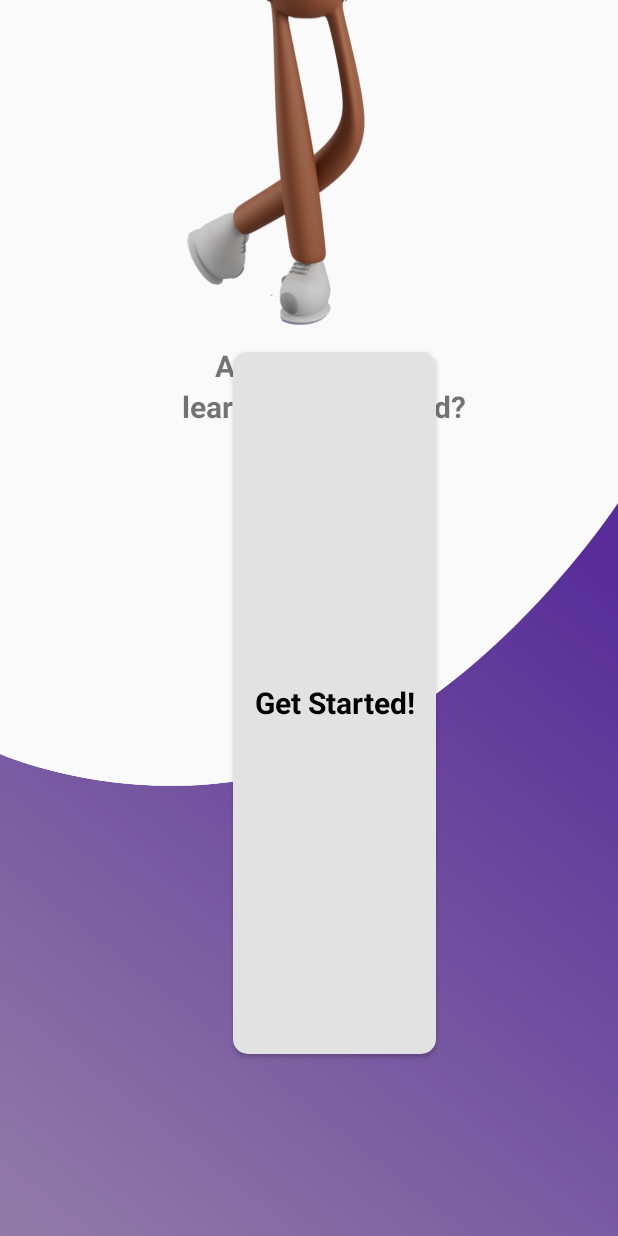
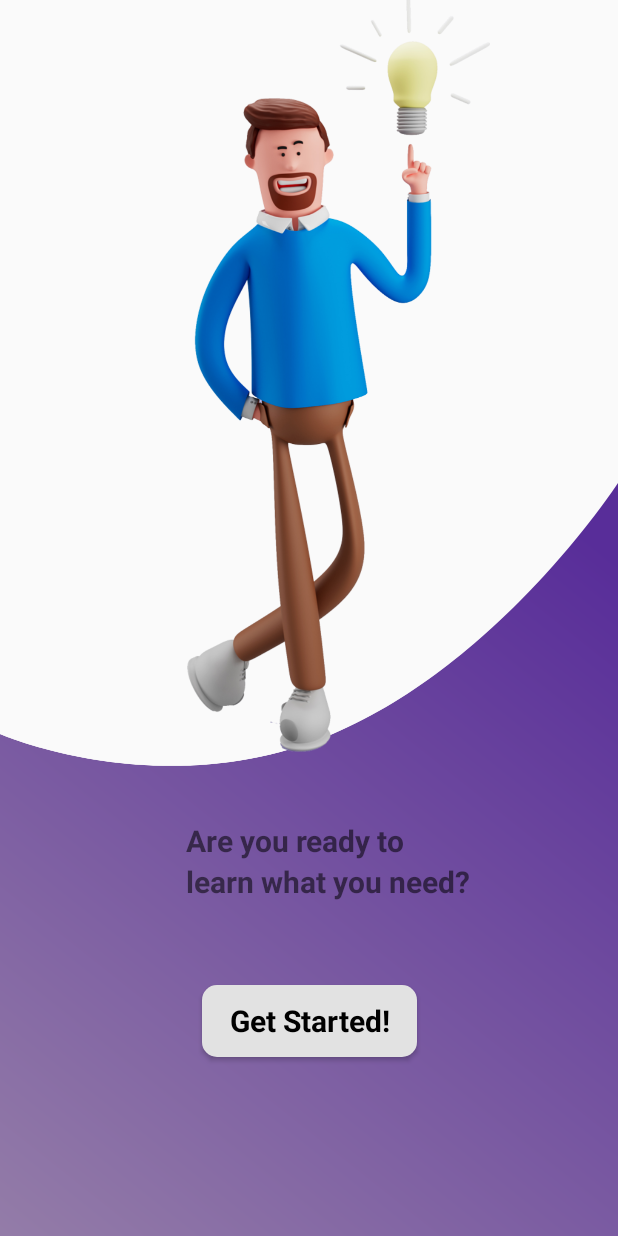
Before and after one commit to rumeysakasc/CWEnglish, an Android app: the screen it shows after launch (MainActivity), on a phone screen of 412 x 824 dp. Run offline under Robolectric (Android 15) with nearby library versions, the phone set to English and light mode, and no system bars.

Commit message:
added new windows

```diff
--- a/app/src/main/AndroidManifest.xml
+++ b/app/src/main/AndroidManifest.xml
@@ -1,12 +1,12 @@
 <?xml version="1.0" encoding="utf-8"?>
 <manifest xmlns:android="http://schemas.android.com/apk/res/android"
     xmlns:tools="http://schemas.android.com/tools" >
-
-    <uses-permission android:name="android.permission.RECORD_AUDIO" />
     <uses-permission
         android:name="android.permission.WRITE_EXTERNAL_STORAGE"
         tools:ignore="ScopedStorage" />
-    <uses-permission android:name="android.permission.READ_EXTERNAL_STORAGE" />
+    <uses-permission android:name="android.permission.RECORD_AUDIO" />
+    <uses-permission android:name="android.permission.READ_EXTERNAL_STORAGE"/>
+
 
     <application
         android:allowBackup="true"
--- a/app/src/main/java/com/rorix/cwenglishmain/NoteDeatails.java
+++ b/app/src/main/java/com/rorix/cwenglishmain/NoteDeatails.java
@@ -27,8 +27,6 @@ public class NoteDeatails extends AppCompatActivity {
     EditText  textContent;
     ImageButton saveBtn,backBtn;
     ListView listV;
-    FirebaseFirestore db = FirebaseFirestore.getInstance();
-    HashMap<String, Object> write = new HashMap<>();
     ArrayAdapter<String> adapter;
     ArrayList<String> list = new ArrayList<>();
 
--- a/app/src/main/res/layout/activity_listening2.xml
+++ b/app/src/main/res/layout/activity_listening2.xml
@@ -4,7 +4,7 @@
     xmlns:tools="http://schemas.android.com/tools"
     android:layout_width="match_parent"
     android:layout_height="match_parent"
-    android:background="#9484C5"
+    android:background="@drawable/bg_searc"
     tools:context=".Listening2">
 
     <ImageView
--- a/app/src/main/res/layout/activity_main.xml
+++ b/app/src/main/res/layout/activity_main.xml
@@ -10,37 +10,33 @@
         android:id="@+id/imageView2"
         android:layout_width="wrap_content"
         android:layout_height="wrap_content"
-        android:layout_marginTop="335dp"
+        android:layout_marginBottom="-15dp"
+        app:layout_constraintBottom_toBottomOf="parent"
         app:layout_constraintStart_toStartOf="parent"
-        app:layout_constraintTop_toTopOf="parent"
         app:srcCompat="@drawable/bottom_background" />
 
     <Button
         android:id="@+id/button2"
         style="@android:style/Widget.Button"
-        android:layout_width="135dp"
+        android:layout_width="143dp"
         android:layout_height="0dp"
-        android:layout_marginTop="-50dp"
-        android:layout_marginBottom="150dp"
+        android:layout_marginTop="55dp"
         android:background="@drawable/button_background"
-        android:text="Get Started!"
+        android:text="@string/get_started"
         android:textColor="@color/black"
         android:textSize="20sp"
         android:textStyle="bold"
-        app:layout_constraintBottom_toBottomOf="@+id/imageView2"
         app:layout_constraintEnd_toEndOf="parent"
-        app:layout_constraintHorizontal_bias="0.561"
         app:layout_constraintStart_toStartOf="parent"
         app:layout_constraintTop_toBottomOf="@+id/textView2"
-        tools:ignore="TouchTargetSizeCheck" />
+        tools:ignore="MissingConstraints" />
 
     <ImageView
         android:id="@+id/imageView4"
         android:layout_width="wrap_content"
         android:layout_height="wrap_content"
-        android:layout_marginTop="16dp"
         android:layout_marginEnd="85dp"
-        android:layout_marginBottom="13dp"
+        android:layout_marginBottom="45dp"
         app:layout_constraintBottom_toTopOf="@+id/textView"
         app:layout_constraintEnd_toEndOf="parent"
         app:layout_constraintTop_toTopOf="parent"
@@ -50,7 +46,6 @@
         android:id="@+id/textView"
         android:layout_width="wrap_content"
         android:layout_height="wrap_content"
-        android:layout_marginStart="22dp"
         android:text="Are you ready to"
         android:textSize="20dp"
         android:textStyle="bold"
@@ -62,11 +57,12 @@
         android:id="@+id/textView2"
         android:layout_width="wrap_content"
         android:layout_height="wrap_content"
-        android:layout_marginEnd="16dp"
+        android:layout_marginEnd="13dp"
+        android:layout_marginBottom="61dp"
         android:text="learn what you need?"
         android:textSize="20dp"
         android:textStyle="bold"
-        app:layout_constraintBottom_toTopOf="parent"
+        app:layout_constraintBottom_toTopOf="@+id/button2"
         app:layout_constraintEnd_toEndOf="@+id/imageView4"
         app:layout_constraintTop_toBottomOf="@+id/textView" />
 
--- a/app/src/main/res/values/strings.xml
+++ b/app/src/main/res/values/strings.xml
@@ -9,4 +9,5 @@
 
     <string name="hello_first_fragment">Hello first fragment</string>
     <string name="hello_second_fragment">Hello second fragment. Arg: %1$s</string>
+    <string name="get_started">Get Started!</string>
 </resources>
--- a/build.gradle
+++ b/build.gradle
@@ -1,10 +1,12 @@
 buildscript {
     dependencies {
         classpath 'com.google.gms:google-services:4.3.14'
+
     }
 }// Top-level build file where you can add configuration options common to all sub-projects/modules.
 plugins {
     id 'com.android.application' version '7.3.1' apply false
     id 'com.android.library' version '7.3.1' apply false
 
+
 }
```
Also changed, not shown: app/src/main/java/com/rorix/cwenglishmain/Listening2.java (+18 -15 lines), app/src/main/java/com/rorix/cwenglishmain/Videos2.java (+3 -5 lines), app/src/main/java/com/rorix/cwenglishmain/Voice2.java (+99 -98 lines), app/src/main/res/layout/activity_main2.xml (+6 -12 lines), app/src/main/res/layout/activity_voice2.xml (+31 -13 lines), 1 other file.
